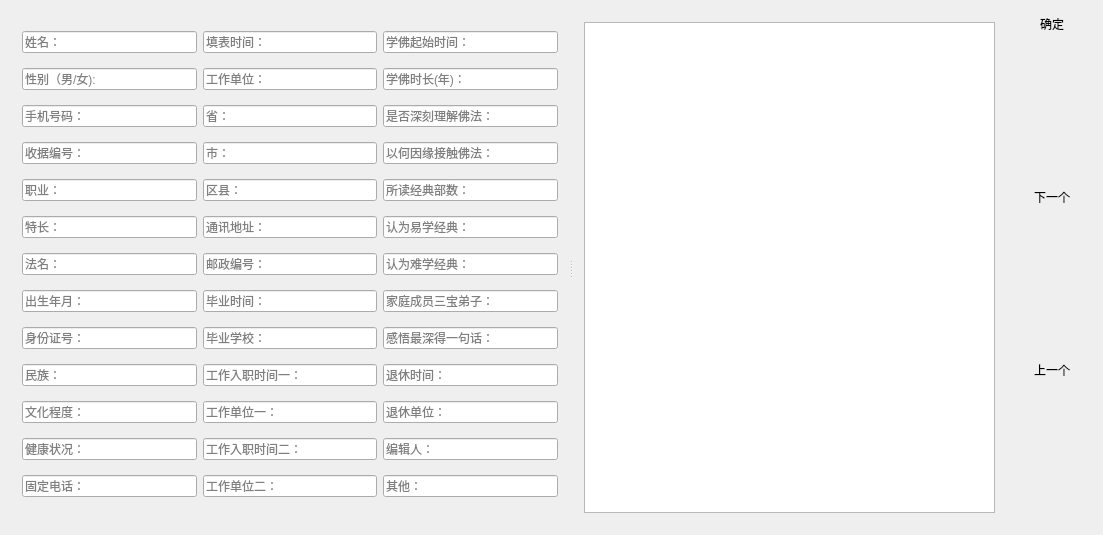
Qt form connect.ui (crouse/connect) before a commit.
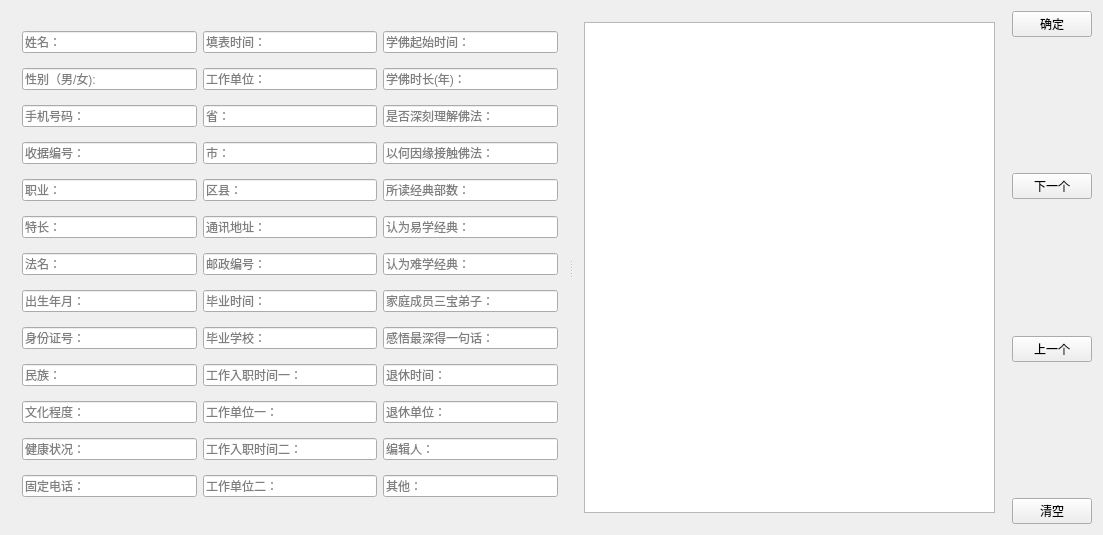
The same form after that commit.

Commit message:
添加清空按钮
添加一个清空输入框的按钮

Patch:
```diff
--- a/connect.ui
+++ b/connect.ui
@@ -14,8 +14,6 @@
    <string>Connect</string>
   </property>
   <widget class="QWidget" name="centralWidget">
-   <layout class="QHBoxLayout" name="horizontalLayout_3">
-    <item>
      <layout class="QHBoxLayout" name="horizontalLayout_2">
       <item>
        <widget class="QSplitter" name="splitter">
@@ -500,7 +498,7 @@
            <string>Return</string>
           </property>
           <property name="flat">
-           <bool>true</bool>
+         <bool>false</bool>
           </property>
          </widget>
         </item>
@@ -531,7 +529,7 @@
            <string>Down</string>
           </property>
           <property name="flat">
-           <bool>true</bool>
+         <bool>false</bool>
           </property>
          </widget>
         </item>
@@ -550,6 +548,9 @@
         </item>
         <item>
          <widget class="QPushButton" name="pushButtonPrevious">
+        <property name="enabled">
+         <bool>true</bool>
+        </property>
           <property name="font">
            <font>
             <family>KaiTi</family>
@@ -562,7 +563,7 @@
            <string>Up</string>
           </property>
           <property name="flat">
-           <bool>true</bool>
+         <bool>false</bool>
           </property>
          </widget>
         </item>
@@ -579,7 +580,23 @@
           </property>
          </spacer>
         </item>
-       </layout>
+      <item>
+       <widget class="QPushButton" name="pushButtonClear">
+        <property name="font">
+         <font>
+          <family>STKaiti</family>
+         </font>
+        </property>
+        <property name="autoFillBackground">
+         <bool>false</bool>
+        </property>
+        <property name="text">
+         <string>清空</string>
+        </property>
+        <property name="flat">
+         <bool>false</bool>
+        </property>
+       </widget>
       </item>
      </layout>
     </item>
```
Left out of the diff: 5 changed lines with no effect on the pictures. Lines whose indentation alone changed are shown as unchanged. The commit also changes 2 other files.
